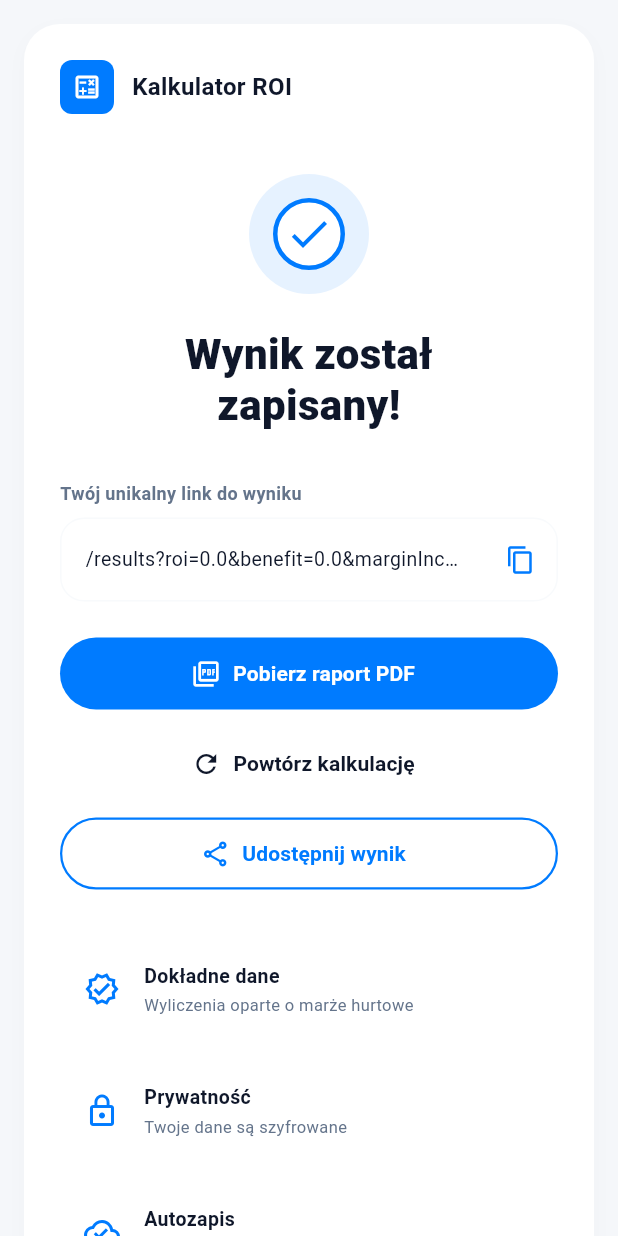
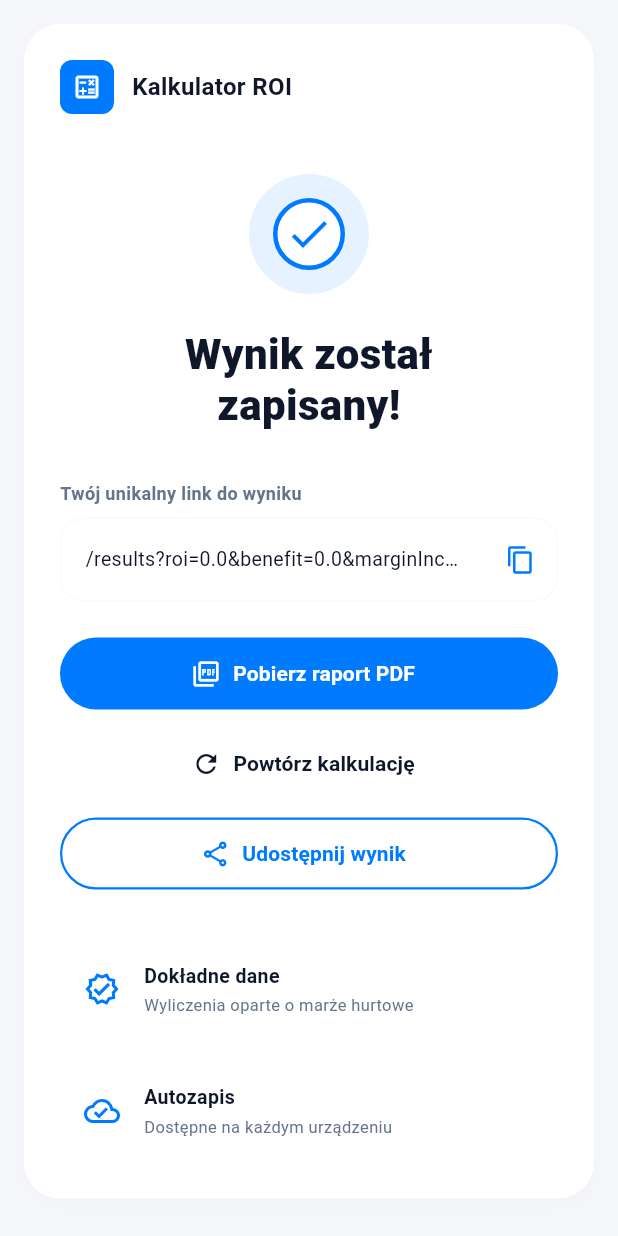
Before and after one commit to WiwoX04/ROI-calculator, a Flutter app: the FinishScreen screen opened by its route, on a phone screen of 412 x 824 dp. Run offline on Flutter 3.47's test engine with Material 3 defaults, Android fonts, the phone set to English and light mode, and no system bars; our stand-ins replace go_router, pdf, printing, share_plus; missing offline and left inert: universal_html.

Commit message:
deleted invalid text

```diff
--- a/roi_calculator/lib/features/finish/presentation/finish_screen.dart
+++ b/roi_calculator/lib/features/finish/presentation/finish_screen.dart
@@ -475,12 +475,7 @@ class FinishScreen extends StatelessWidget {
                     title: 'Dokładne dane',
                     subtitle: 'Wyliczenia oparte o marże hurtowe',
                   ),
-                  const SizedBox(height: 12),
-                  _buildMobileFeatureCard(
-                    icon: Icons.lock_outline,
-                    title: 'Prywatność',
-                    subtitle: 'Twoje dane są szyfrowane',
-                  ),
+
                   const SizedBox(height: 12),
                   _buildMobileFeatureCard(
                     icon: Icons.cloud_done_outlined,
```
